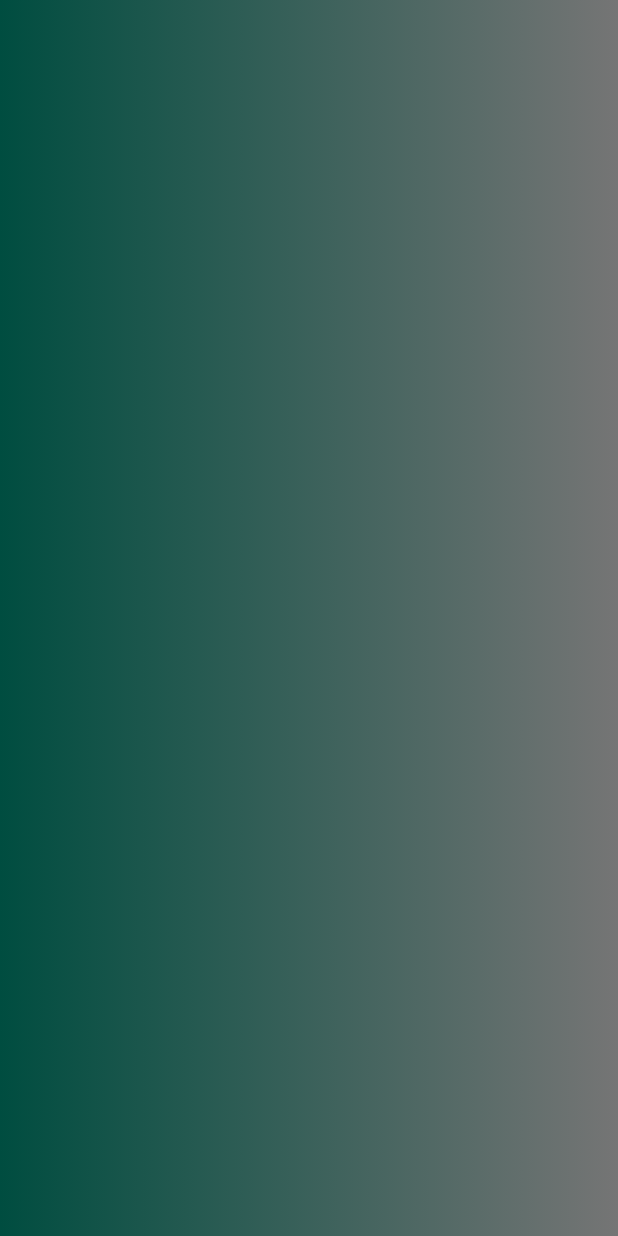
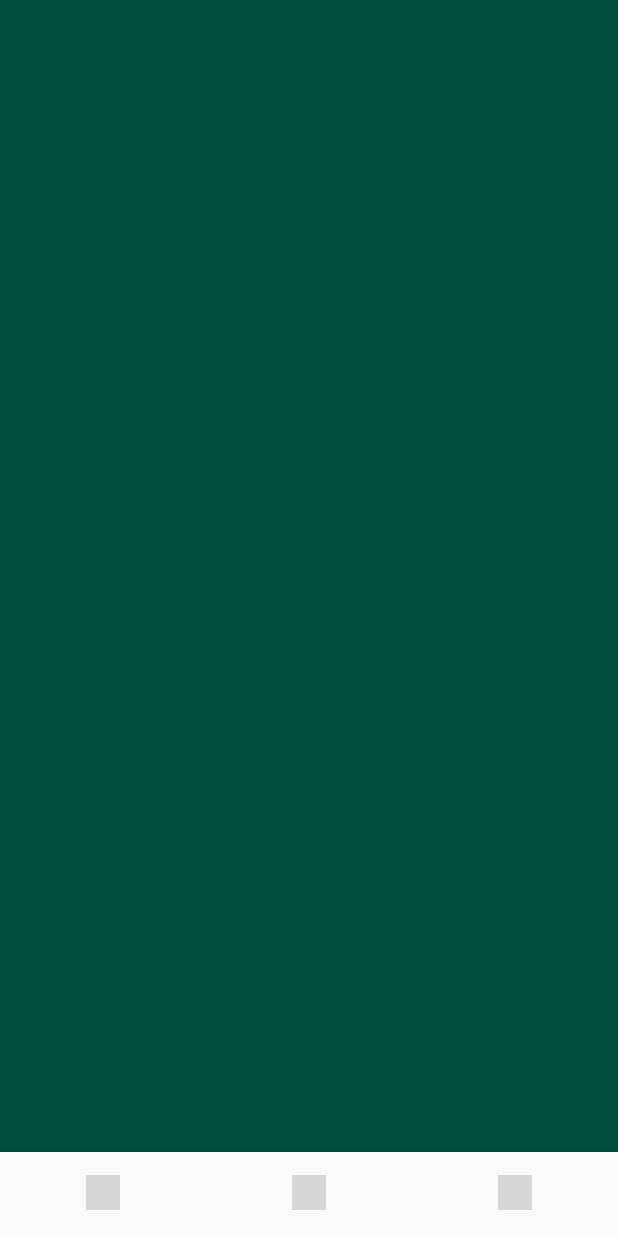
Before and after one commit to nataniayp/plEASE, a Flutter app: the screen it shows after launch, on a phone screen of 412 x 824 dp. Run offline on Flutter 3.47's test engine with Material 2 defaults, Android fonts, the phone set to English and light mode, and no system bars; grey boxes are pictures that could not be loaded.

```diff
--- a/lib/main.dart
+++ b/lib/main.dart
@@ -1,5 +1,8 @@
 import 'package:flutter/material.dart';
+import 'package:please/screens/request.dart';
+import 'package:please/screens/respond.dart';
 import 'package:please/screens/profile.dart';
+
 
 void main() {
   runApp(MyApp());
@@ -12,9 +15,10 @@ class MyApp extends StatelessWidget {
     return MaterialApp(
       title: 'Please',
       routes: {
-        '/': (context) => Profile(),
+        '/': (context) => Request(),
+        '/profile': (context) => Profile(),
         // '/request': (context) => Request(),
-        // '/respond': (context) => Respond(),
+        '/respond': (context) => Respond(),
       },
     );
   }
--- a/lib/screens/request.dart
+++ b/lib/screens/request.dart
@@ -15,6 +15,37 @@ class _RequestState extends State<Request> {
       body: SafeArea(
         child: Container()
       ),
+      bottomNavigationBar: BottomNavigationBar(
+        currentIndex: 0,
+        showSelectedLabels: false,
+        showUnselectedLabels: false,
+        items: [
+          BottomNavigationBarItem(
+            icon: Image.asset(
+              'icons/interview.png',
+              color: Colors.teal[900],
+              height: 23,
+            ),
+            label: "Respond",
+          ),
+          BottomNavigationBarItem(
+            icon: Image.asset(
+              'icons/reply.png',
+              color: Colors.teal[900],
+              height: 23,
+            ),
+            label: "Request",
+          ),
+          BottomNavigationBarItem(
+            icon: Image.asset(
+              'icons/user.png',
+              color: Colors.teal[900],
+              height: 23,
+            ),
+            label: "Profile",
+          ),
+        ],
+      ),
     );
   }
 }
--- a/pubspec.yaml
+++ b/pubspec.yaml
@@ -23,6 +23,7 @@ environment:
 dependencies:
   flutter:
     sdk: flutter
+  flutter_svg: ^0.22.0
 
 
   # The following adds the Cupertino Icons font to your application.
@@ -43,7 +44,8 @@ flutter:
   # included with your application, so that you can use the icons in
   # the material Icons class.
   uses-material-design: true
-
+  assets:
+    - assets/icons/
   # To add assets to your application, add an assets section, like this:
   # assets:
   #   - images/a_dot_burr.jpeg
```
Also changed, not shown: assets/icons/interview.png (added), assets/icons/reply.png (added), assets/icons/user.png (added), pubspec.lock.
